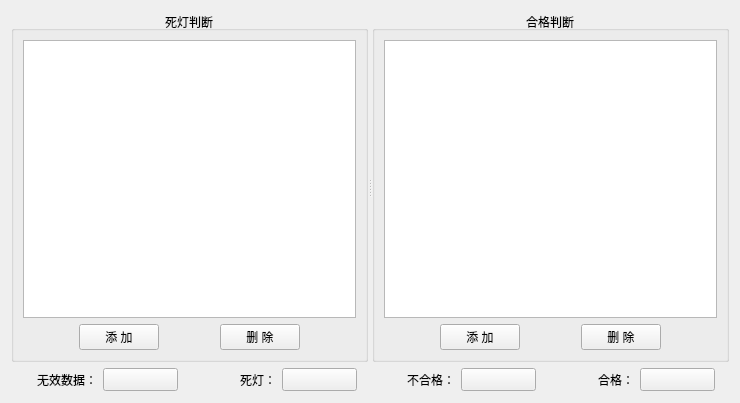
Qt form HeGui/HQualityEditWidget.ui (hexianqi/QtCode) before a commit.
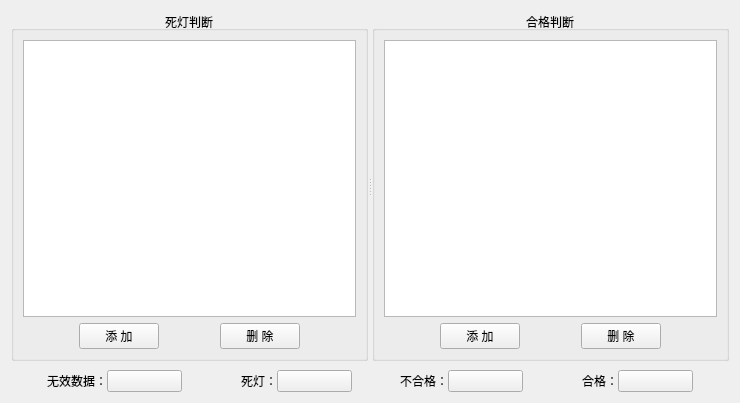
The same form after that commit. Custom widgets are drawn as their Qt base class.

Patch:
```diff
--- a/HeGui/HQualityEditWidget.ui
+++ b/HeGui/HQualityEditWidget.ui
@@ -14,6 +14,9 @@
    <string>Form</string>
   </property>
   <layout class="QGridLayout" name="gridLayout" rowstretch="1,0">
+   <property name="verticalSpacing">
+    <number>9</number>
+   </property>
    <item row="0" column="0">
     <widget class="QSplitter" name="splitter">
      <property name="orientation">
@@ -75,12 +78,6 @@
          </item>
          <item>
           <widget class="QPushButton" name="pushButton_11">
-           <property name="minimumSize">
-            <size>
-             <width>75</width>
-             <height>23</height>
-            </size>
-           </property>
            <property name="text">
             <string>添 加</string>
            </property>
@@ -101,12 +98,6 @@
          </item>
          <item>
           <widget class="QPushButton" name="pushButton_12">
-           <property name="minimumSize">
-            <size>
-             <width>75</width>
-             <height>23</height>
-            </size>
-           </property>
            <property name="text">
             <string>删 除</string>
            </property>
@@ -185,12 +176,6 @@
          </item>
          <item>
           <widget class="QPushButton" name="pushButton_21">
-           <property name="minimumSize">
-            <size>
-             <width>75</width>
-             <height>23</height>
-            </size>
-           </property>
            <property name="text">
             <string>添 加</string>
            </property>
@@ -211,12 +196,6 @@
          </item>
          <item>
           <widget class="QPushButton" name="pushButton_22">
-           <property name="minimumSize">
-            <size>
-             <width>75</width>
-             <height>23</height>
-            </size>
-           </property>
            <property name="text">
             <string>删 除</string>
            </property>
@@ -260,16 +239,13 @@
       <widget class="QLabel" name="label_001">
        <property name="minimumSize">
         <size>
-         <width>72</width>
-         <height>24</height>
+         <width>60</width>
+         <height>0</height>
         </size>
        </property>
        <property name="text">
         <string>无效数据：</string>
        </property>
-       <property name="scaledContents">
-        <bool>false</bool>
-       </property>
        <property name="alignment">
         <set>Qt::AlignRight|Qt::AlignTrailing|Qt::AlignVCenter</set>
        </property>
@@ -283,7 +259,7 @@
        <property name="minimumSize">
         <size>
          <width>75</width>
-         <height>23</height>
+         <height>0</height>
         </size>
        </property>
        <property name="text">
@@ -308,16 +284,13 @@
       <widget class="QLabel" name="label_002">
        <property name="minimumSize">
         <size>
-         <width>72</width>
-         <height>24</height>
+         <width>60</width>
+         <height>0</height>
         </size>
        </property>
        <property name="text">
         <string>死灯：</string>
        </property>
-       <property name="scaledContents">
-        <bool>false</bool>
-       </property>
        <property name="alignment">
         <set>Qt::AlignRight|Qt::AlignTrailing|Qt::AlignVCenter</set>
        </property>
@@ -331,7 +304,7 @@
        <property name="minimumSize">
         <size>
          <width>75</width>
-         <height>23</height>
+         <height>0</height>
         </size>
        </property>
        <property name="text">
@@ -356,16 +329,13 @@
       <widget class="QLabel" name="label_003">
        <property name="minimumSize">
         <size>
-         <width>72</width>
-         <height>24</height>
+         <width>60</width>
+         <height>0</height>
         </size>
        </property>
        <property name="text">
         <string>不合格：</string>
        </property>
-       <property name="scaledContents">
-        <bool>false</bool>
-       </property>
        <property name="alignment">
         <set>Qt::AlignRight|Qt::AlignTrailing|Qt::AlignVCenter</set>
        </property>
@@ -379,7 +349,7 @@
        <property name="minimumSize">
         <size>
          <width>75</width>
-         <height>23</height>
+         <height>0</height>
         </size>
        </property>
        <property name="text">
@@ -404,16 +374,13 @@
       <widget class="QLabel" name="label_004">
        <property name="minimumSize">
         <size>
-         <width>72</width>
-         <height>24</height>
+         <width>60</width>
+         <height>0</height>
         </size>
        </property>
        <property name="text">
         <string>合格：</string>
        </property>
-       <property name="scaledContents">
-        <bool>false</bool>
-       </property>
        <property name="alignment">
         <set>Qt::AlignRight|Qt::AlignTrailing|Qt::AlignVCenter</set>
        </property>
@@ -427,7 +394,7 @@
        <property name="minimumSize">
         <size>
          <width>75</width>
-         <height>23</height>
+         <height>0</height>
         </size>
        </property>
        <property name="text">
```
